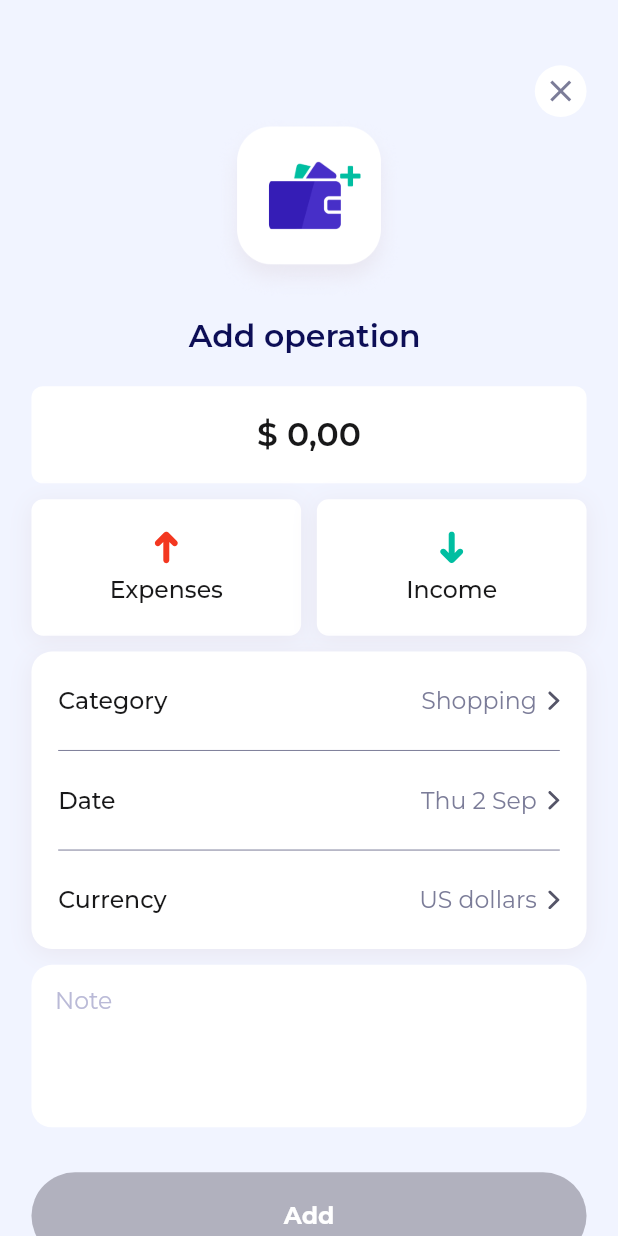
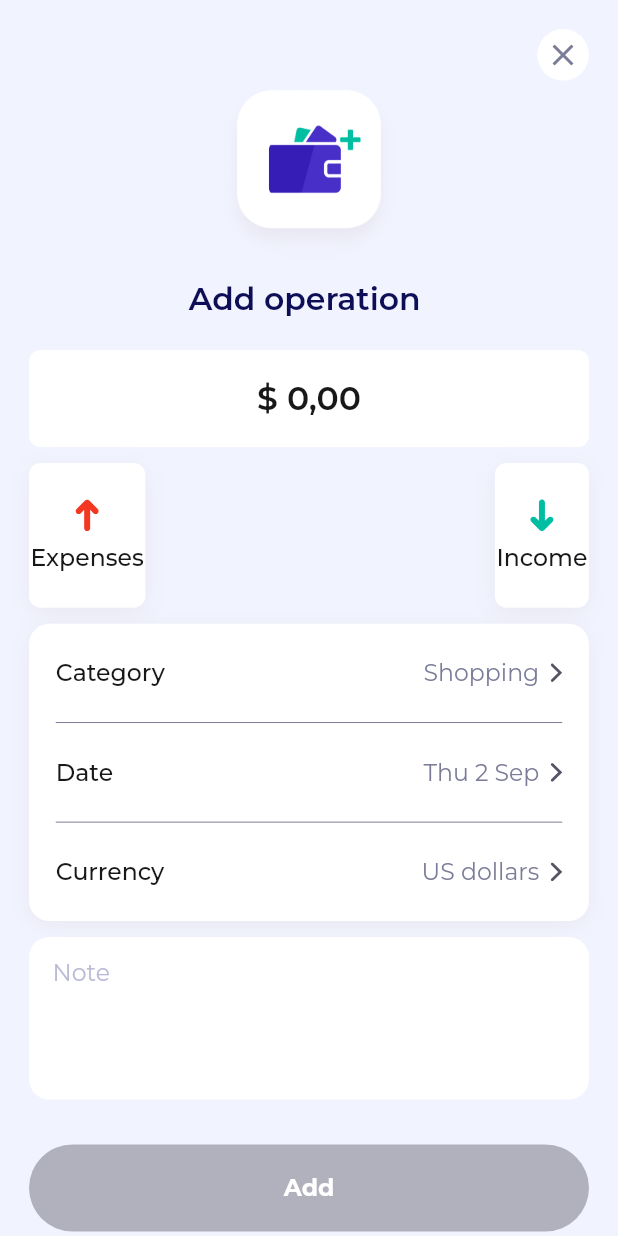
Before and after one commit to Ipilot7/wallefy, a Flutter app: the AddMainScreen screen opened directly, on a phone screen of 412 x 824 dp. Run offline on Flutter 3.47's test engine with Material 2 defaults, Android fonts, the phone set to English and light mode, and no system bars; our stand-ins replace auto_size_text, dartz, dio, equatable, flutter_screenutil, flutter_svg and 6 more; accounts and stored records are empty; project files that could hold a hidden picture were left out.

Commit message:
add operation is beeing fixed

```diff
--- a/lib/fuatures/add_operation/data/data_sources/expenses_income_models_list.dart
+++ b/lib/fuatures/add_operation/data/data_sources/expenses_income_models_list.dart
@@ -1,10 +1,11 @@
+import 'package:flutter/material.dart';
+
 import '../../../../common/app_colors.dart';
 import '../../../../common/assets.dart';
 import '../models/expenses_incom_model.dart';
 
 class LocalDataSource {
-  LocalDataSource();
-  List<ExpensesIncomModel> expensesIncomModelList = [
+ static List<ExpensesIncomModel> expensesIncomModelList = <ExpensesIncomModel>[
     ExpensesIncomModel(
       imageAssetsText: Assets.icons.arrowTop,
       text: "Expenses",
--- a/lib/fuatures/add_operation/presentation/pages/add_main.dart
+++ b/lib/fuatures/add_operation/presentation/pages/add_main.dart
@@ -5,11 +5,11 @@ import 'package:flutter_screenutil/flutter_screenutil.dart';
 import 'package:wallefy/common/app_colors.dart';
 import 'package:wallefy/common/app_text_style.dart';
 import 'package:wallefy/common/assets.dart';
+import 'package:wallefy/common/constants.dart';
 import 'package:wallefy/fuatures/add_operation/data/data_sources/expenses_income_models_list.dart';
 import 'package:wallefy/fuatures/add_operation/presentation/pages/add_done.dart';
+import 'package:wallefy/fuatures/add_operation/presentation/widgets/add_main_expenses_incom.dart';
 import 'package:wallefy/fuatures/add_operation/presentation/widgets/category_date_currency.dart';
-
-import '../widgets/add_main_expenses_incom.dart';
 
 class AddMainScreen extends StatefulWidget {
   const AddMainScreen({super.key});
@@ -24,23 +24,25 @@ class _AddMainScreenState extends State<AddMainScreen> {
   late String date;
   late String currency;
 
-  int onTap = 3;
+  int onTap = -1;
 
   @override
   Widget build(BuildContext context) {
     return Scaffold(
       backgroundColor: AppColors.backgroud,
-      body: SingleChildScrollView(
-        padding: EdgeInsets.symmetric(horizontal: 20.w),
+      body: SafeArea(
+        child: SingleChildScrollView(
+          padding: EdgeInsets.all(20.r),
           child: Column(
             mainAxisAlignment: MainAxisAlignment.start,
             crossAxisAlignment: CrossAxisAlignment.center,
             children: [
-            SizedBox(
-              height: 45.h,
-            ),
               Align(
                 alignment: Alignment.centerRight,
+                child: InkWell(
+                  onTap: () {
+                    pop(context);
+                  },
                   child: Container(
                     padding: EdgeInsets.all(5.w),
                     decoration: const BoxDecoration(
@@ -48,6 +50,7 @@ class _AddMainScreenState extends State<AddMainScreen> {
                       color: Colors.white,
                     ),
                     child: Icon(Icons.close, color: AppColors.grey),
+                  ),
                 ),
               ),
               Image.asset(
@@ -89,33 +92,36 @@ class _AddMainScreenState extends State<AddMainScreen> {
               SizedBox(
                 height: 11.h,
               ),
-            GridView.builder(
-              shrinkWrap: true,
-              itemCount: LocalDataSource().expensesIncomModelList.length,
-              gridDelegate: SliverGridDelegateWithFixedCrossAxisCount(
-                crossAxisCount: 2,
-                mainAxisSpacing: 0.w,
-                crossAxisSpacing: 10.w,
-                childAspectRatio: 182.w / 92.w,
-              ),
-              itemBuilder: (context, index) {
-                return InkWell(
-                  onTap: () {
-                    if (onTap == index) {
-                    } else {
-                      setState(() {
-                        onTap = index;
-                      });
-                    }
-                  },
-                  child: AddMainExpensesIncomeWidget(
-                    assetsText: LocalDataSource().expensesIncomModelList[index].imageAssetsText,
-                    text: LocalDataSource().expensesIncomModelList[index].text,
-                    fillColor: colorFunc(index, onTap),
-                  ),
-                );
-              },
-            ),
+              // GridView.builder(
+              //   shrinkWrap: true,
+              //   itemCount: LocalDataSource().expensesIncomModelList.length,
+              //   gridDelegate: SliverGridDelegateWithFixedCrossAxisCount(
+              //     crossAxisCount: 2,
+              //     mainAxisSpacing: 0.w,
+              //     crossAxisSpacing: 10.w,
+              //     childAspectRatio: 182.w / 92.w,
+              //   ),
+              //   itemBuilder: (context, index) {
+              //     return InkWell(
+              //       onTap: () {
+              //         if (onTap == index) {
+              //         } else {
+              //           setState(() {
+              //             onTap = index;
+              //           });
+              //         }
+              //       },
+              //       child: AddMainExpensesIncomeWidget(
+              //         assetsText: LocalDataSource()
+              //             .expensesIncomModelList[index]
+              //             .imageAssetsText,
+              //         text:
+              //             LocalDataSource().expensesIncomModelList[index].text,
+              //         fillColor: colorFunc(index, onTap),
+              //       ),
+              //     );
+              //   },
+              // ),
               // Row(
               //   children: [
               //     Expanded(
@@ -137,6 +143,25 @@ class _AddMainScreenState extends State<AddMainScreen> {
               //     ),
               //   ],
               // ),
+              Row(
+                mainAxisAlignment: MainAxisAlignment.spaceBetween,
+                children: List.generate(
+                  LocalDataSource.expensesIncomModelList.length,
+                  (index) => InkWell(
+                    onTap: () {
+                      onTap = index;
+                    },
+                    child: AddMainExpensesIncomeWidget(
+                      assetsText: LocalDataSource
+                          .expensesIncomModelList[index].imageAssetsText,
+                      text:
+                          LocalDataSource.expensesIncomModelList[index].text,
+                      fillColor: colorFunc(index, onTap),
+                    ),
+                  ),
+                  // LocalDataSource.expensesIncomModelList[index]
+                ),
+              ),
               SizedBox(
                 height: 11.h,
               ),
@@ -210,6 +235,7 @@ class _AddMainScreenState extends State<AddMainScreen> {
             ],
           ),
         ),
+      ),
     );
   }
 
--- a/lib/fuatures/add_operation/presentation/pages/category_pages.dart
+++ b/lib/fuatures/add_operation/presentation/pages/category_pages.dart
@@ -53,7 +53,7 @@ class _CategoryPageState extends State<CategoryPage> {
               mainAxisAlignment: MainAxisAlignment.spaceBetween,
               children: [
                 InkWell(
-                  onTap: () =>Navigator.pop(context),
+                  onTap: () => Navigator.pop(context),
                   child: SvgPicture.asset(
                     Assets.icons.arrowBack,
                   ),
@@ -76,7 +76,7 @@ class _CategoryPageState extends State<CategoryPage> {
                   alignment: Alignment.topCenter,
                   children: [
                     PageView(
-                      scrollDirection: Axis.horizontal,
+                      physics: const NeverScrollableScrollPhysics(),
                       reverse: false,
                       controller: controller,
                       children: _pages,
--- a/lib/fuatures/add_operation/presentation/widgets/add_main_expenses_incom.dart
+++ b/lib/fuatures/add_operation/presentation/widgets/add_main_expenses_incom.dart
@@ -21,11 +21,12 @@ class AddMainExpensesIncomeWidget extends StatefulWidget {
   }) : super(key: key);
 
   @override
-  State<AddMainExpensesIncomeWidget> createState() => _AddMainExpensesIncomeWidgetState();
+  State<AddMainExpensesIncomeWidget> createState() =>
+      _AddMainExpensesIncomeWidgetState();
 }
 
-class _AddMainExpensesIncomeWidgetState extends State<AddMainExpensesIncomeWidget> {
-  bool onTap = false;
+class _AddMainExpensesIncomeWidgetState
+    extends State<AddMainExpensesIncomeWidget> {
 
   @override
   Widget build(BuildContext context) {
```
Also changed, not shown: lib/di/di.dart (+3 -4 lines), lib/fuatures/add_operation/presentation/widgets/expanses_income_elements_widget.dart (+5 -27 lines), lib/fuatures/add_operation/presentation/widgets/expenses.dart (+18 -4 lines), lib/fuatures/main_page/presentation/pages/main_page.dart (+9 -8 lines), lib/main.dart (+5 -5 lines). Lines whose indentation alone changed are shown as unchanged.
